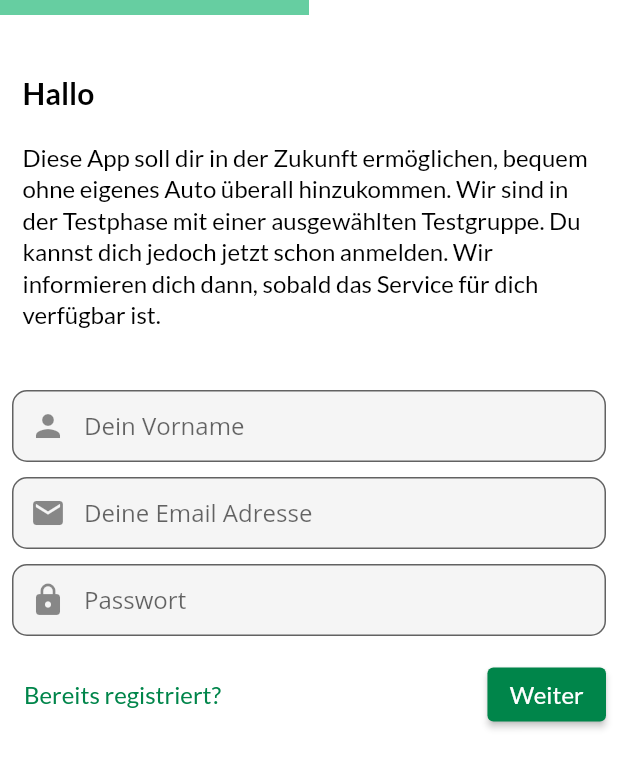
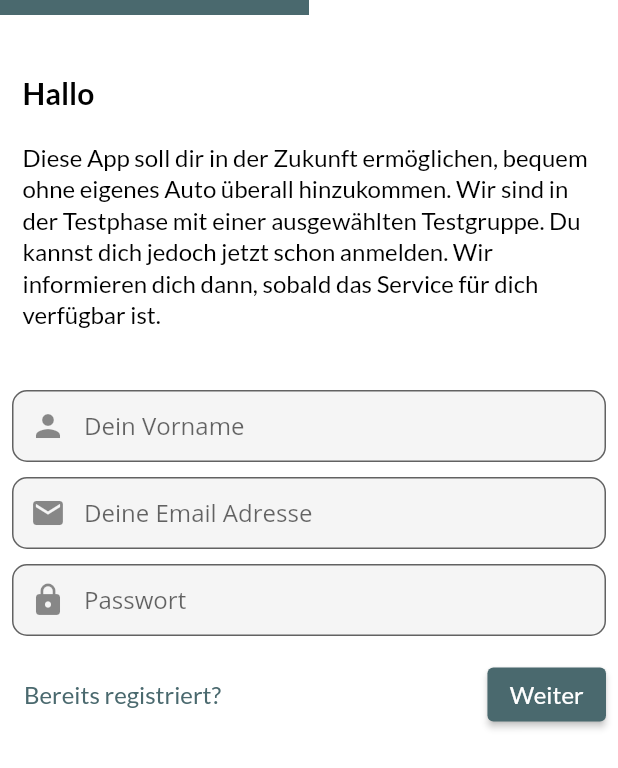
Before and after one commit to schadauer/Sublin-App, a Flutter app: the screen it shows after launch, on a phone screen of 412 x 824 dp. Shown: the top 768 px of the screen. Run offline on Flutter 3.47's test engine with Material 2 defaults, Android fonts, the light colour scheme and no system bars; drawn by our look-alikes of auto_size_text; our stand-ins replace cloud_firestore, datetime_picker_formfield, firebase_auth, firebase_core, firebase_storage, geocoding and 3 more; missing offline and left inert: launch_review; accounts and stored records are empty.

Commit message:
Update Sublin color

```diff
--- a/lib/theme/theme.dart
+++ b/lib/theme/theme.dart
@@ -2,7 +2,7 @@ import 'package:flutter/material.dart';
 
 class ThemeConstants {
   static Color backgroundColor = Color.fromRGBO(245, 245, 245, 1);
-  static Color sublinMainColor = Color.fromRGBO(0, 133, 74, 1);
+  static Color sublinMainColor = Color.fromRGBO(74, 105, 110, 1);
   static Color sublinMainBackgroundColor = Color.fromRGBO(0, 174, 99, 0.6);
   static EdgeInsetsGeometry smallPadding = const EdgeInsets.all(4.0);
   static EdgeInsetsGeometry mediumPadding = EdgeInsets.all(8.0);
@@ -30,7 +30,7 @@ ThemeData themeData(context) {
     colorScheme: ColorScheme.light(
       primary: Theme.of(context).primaryColor,
     ),
-    secondaryHeaderColor: Color.fromRGBO(0, 174, 99, 0.6),
+    secondaryHeaderColor: Color.fromRGBO(74, 105, 110, 1),
     brightness: Brightness.light,
     accentColor: ThemeConstants.backgroundColor,
     accentColorBrightness: Brightness.dark,
```
